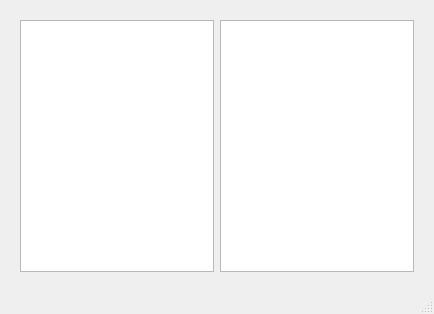
The window that main.ui (AzamatSizhazhev/Coffeemania) describes before a commit, drawn with Qt 5.
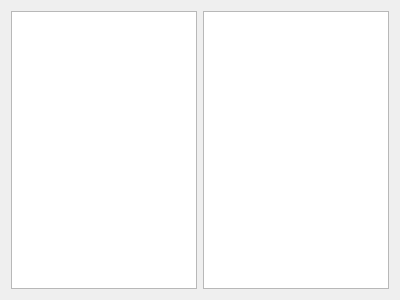
The same window after the commit.

Diff of the .ui file:
```diff
--- a/main.ui
+++ b/main.ui
@@ -1,51 +1,26 @@
 <?xml version="1.0" encoding="UTF-8"?>
 <ui version="4.0">
- <class>MainWindow</class>
- <widget class="QMainWindow" name="MainWindow">
+ <class>Form</class>
+ <widget class="QWidget" name="Form">
   <property name="geometry">
    <rect>
     <x>0</x>
     <y>0</y>
-    <width>434</width>
-    <height>314</height>
+    <width>400</width>
+    <height>300</height>
    </rect>
   </property>
   <property name="windowTitle">
    <string>MainWindow</string>
   </property>
-  <widget class="QWidget" name="centralwidget">
-   <layout class="QHBoxLayout" name="horizontalLayout">
-    <property name="leftMargin">
-     <number>20</number>
-    </property>
-    <property name="topMargin">
-     <number>20</number>
-    </property>
-    <property name="rightMargin">
-     <number>20</number>
-    </property>
-    <property name="bottomMargin">
-     <number>20</number>
-    </property>
-    <item>
-     <widget class="QTableWidget" name="tableWidget_2"/>
-    </item>
-    <item>
-     <widget class="QTableWidget" name="tableWidget"/>
-    </item>
-   </layout>
-  </widget>
-  <widget class="QMenuBar" name="menubar">
-   <property name="geometry">
-    <rect>
-     <x>0</x>
-     <y>0</y>
-     <width>434</width>
-     <height>21</height>
-    </rect>
-   </property>
-  </widget>
-  <widget class="QStatusBar" name="statusbar"/>
+  <layout class="QHBoxLayout" name="horizontalLayout">
+   <item>
+    <widget class="QTableWidget" name="tableWidget"/>
+   </item>
+   <item>
+    <widget class="QTableWidget" name="tableWidget_2"/>
+   </item>
+  </layout>
  </widget>
  <resources/>
  <connections/>
```
Left out of the diff: 2 changed lines with no effect on the pictures.
